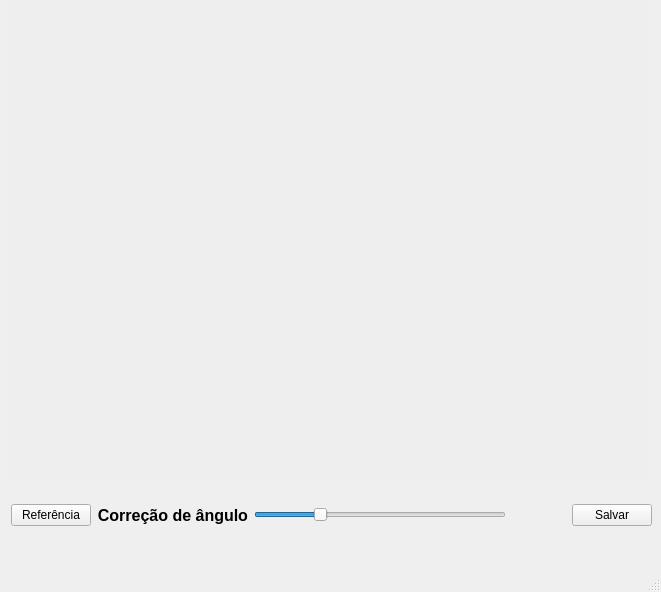
Red-Dragons-UFSCar/red-visao, file reddragons/interface/ui_files/centros.ui: the form before one commit.
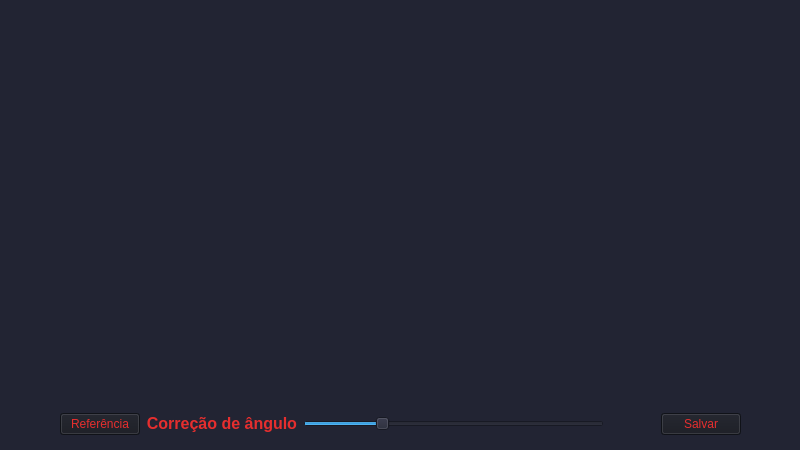
The form after the commit.

Commit message: redimensao e cor centros.ui

```diff
--- a/reddragons/interface/ui_files/centros.ui
+++ b/reddragons/interface/ui_files/centros.ui
@@ -6,42 +6,66 @@
    <rect>
     <x>0</x>
     <y>0</y>
-    <width>661</width>
-    <height>592</height>
+    <width>800</width>
+    <height>450</height>
    </rect>
   </property>
+  <property name="minimumSize">
+   <size>
+    <width>800</width>
+    <height>450</height>
+   </size>
+  </property>
+  <property name="maximumSize">
+   <size>
+    <width>800</width>
+    <height>450</height>
+   </size>
+  </property>
   <property name="windowTitle">
    <string>Centros</string>
   </property>
+  <property name="styleSheet">
+   <string notr="true">background-color: #222433;</string>
+  </property>
   <widget class="QWidget" name="centralwidget">
    <widget class="QLabel" name="QT_Imagem">
     <property name="geometry">
      <rect>
-      <x>10</x>
-      <y>0</y>
-      <width>640</width>
-      <height>480</height>
+      <x>150</x>
+      <y>10</y>
+      <width>512</width>
+      <height>384</height>
      </rect>
     </property>
     <property name="styleSheet">
-     <string notr="true">background-color: rgb(238, 238, 238);</string>
+     <string notr="true">background-color: #222433;</string>
     </property>
     <property name="text">
      <string/>
     </property>
    </widget>
-   <widget class="QWidget" name="">
+   <widget class="QWidget" name="layoutWidget">
     <property name="geometry">
      <rect>
-      <x>11</x>
-      <y>491</y>
-      <width>641</width>
+      <x>60</x>
+      <y>400</y>
+      <width>681</width>
       <height>48</height>
      </rect>
     </property>
     <layout class="QHBoxLayout" name="horizontalLayout">
      <item>
       <widget class="QPushButton" name="QT_btReferencia">
+       <property name="styleSheet">
+        <string notr="true">QPushButton{
+background-color: rgb(23, 25, 33);
+color: #E62E2E;
+}
+QPushButton:hover{
+	background-color: #1B1D26;
+}</string>
+       </property>
        <property name="text">
         <string>Referência</string>
        </property>
@@ -62,8 +86,17 @@
          <bold>true</bold>
         </font>
        </property>
+       <property name="styleSheet">
+        <string notr="true">QPushButton{
+background-color: rgb(23, 25, 33);
+color: #E62E2E;
+}
+QPushButton:hover{
+	background-color: #1B1D26;
+}</string>
+       </property>
        <property name="text">
-        <string>Correção de ângulo</string>
+        <string>&lt;html&gt;&lt;head/&gt;&lt;body&gt;&lt;p&gt;&lt;span style=&quot; color:#e62e2e;&quot;&gt;Correção de ângulo&lt;/span&gt;&lt;/p&gt;&lt;/body&gt;&lt;/html&gt;</string>
        </property>
        <property name="alignment">
         <set>Qt::AlignRight|Qt::AlignTrailing|Qt::AlignVCenter</set>
@@ -98,12 +131,21 @@
         </size>
        </property>
        <property name="text">
-        <string>                </string>
+        <string/>
        </property>
       </widget>
      </item>
      <item>
       <widget class="QPushButton" name="QT_btSalvar">
+       <property name="styleSheet">
+        <string notr="true">QPushButton{
+background-color: rgb(23, 25, 33);
+color: #E62E2E;
+}
+QPushButton:hover{
+	background-color: #1B1D26;
+}</string>
+       </property>
        <property name="text">
         <string>Salvar</string>
        </property>
@@ -112,17 +154,6 @@
     </layout>
    </widget>
   </widget>
-  <widget class="QMenuBar" name="menubar">
-   <property name="geometry">
-    <rect>
-     <x>0</x>
-     <y>0</y>
-     <width>661</width>
-     <height>28</height>
-    </rect>
-   </property>
-  </widget>
-  <widget class="QStatusBar" name="statusbar"/>
  </widget>
  <resources/>
  <connections/>
```
